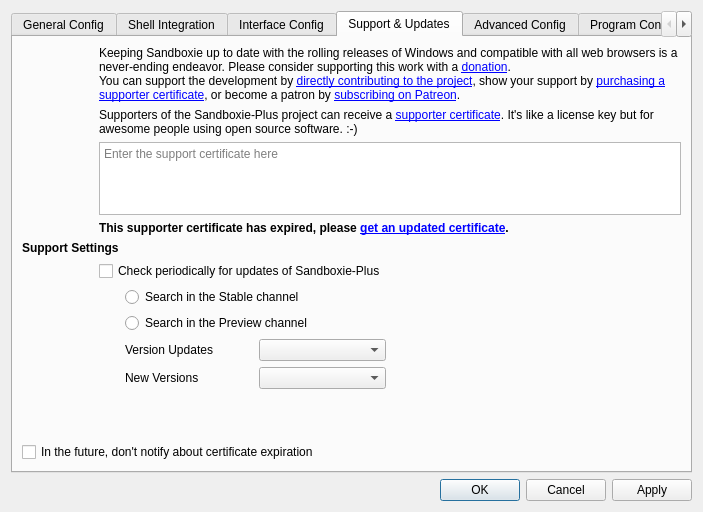
Above: SandboxiePlus/SandMan/Forms/SettingsWindow.ui from sandboxie-plus/Sandboxie before the change. Below: the same form after it.
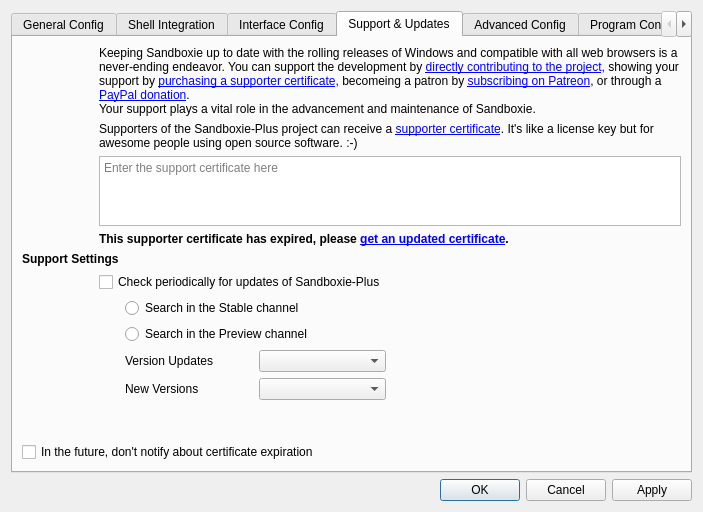
That is the form after the change. The open tabs and pages were chosen to show the change. Icons and pictures are not drawn.

What changed in the file:
```diff
--- a/SandboxiePlus/SandMan/Forms/SettingsWindow.ui
+++ b/SandboxiePlus/SandMan/Forms/SettingsWindow.ui
@@ -1318,7 +1318,7 @@
               </sizepolicy>
              </property>
              <property name="text">
-              <string>Keeping Sandboxie up to date with the rolling releases of Windows and compatible with all web browsers is a never-ending endeavor. Please consider supporting this work with a &lt;a href=&quot;https://sandboxie-plus.com/go.php?to=dontate&quot;&gt;donation&lt;/a&gt;.&lt;br /&gt;You can support the development by &lt;a href=&quot;https://sandboxie-plus.com/go.php?to=sbie-contribute&quot;&gt;directly contributing to the project&lt;/a&gt;, show your support by &lt;a href=&quot;https://sandboxie-plus.com/go.php?to=sbie-obtain-cert&quot;&gt;purchasing a supporter certificate&lt;/a&gt;, or become a patron by &lt;a href=&quot;https://sandboxie-plus.com/go.php?to=patreon&quot;&gt;subscribing on Patreon&lt;/a&gt;.</string>
+              <string>Keeping Sandboxie up to date with the rolling releases of Windows and compatible with all web browsers is a never-ending endeavor. You can support the development by &lt;a href=&quot;https://sandboxie-plus.com/go.php?to=sbie-contribute&quot;&gt;directly contributing to the project&lt;/a&gt;, showing your support by &lt;a href=&quot;https://sandboxie-plus.com/go.php?to=sbie-obtain-cert&quot;&gt;purchasing a supporter certificate&lt;/a&gt;, becomeing a patron by &lt;a href=&quot;https://sandboxie-plus.com/go.php?to=patreon&quot;&gt;subscribing on Patreon&lt;/a&gt;, or through a &lt;a href=&quot;https://sandboxie-plus.com/go.php?to=dontate&quot;&gt;PayPal donation&lt;/a&gt;.&lt;br /&gt;Your support plays a vital role in the advancement and maintenance of Sandboxie.</string>
              </property>
              <property name="textFormat">
               <enum>Qt::RichText</enum>
```
